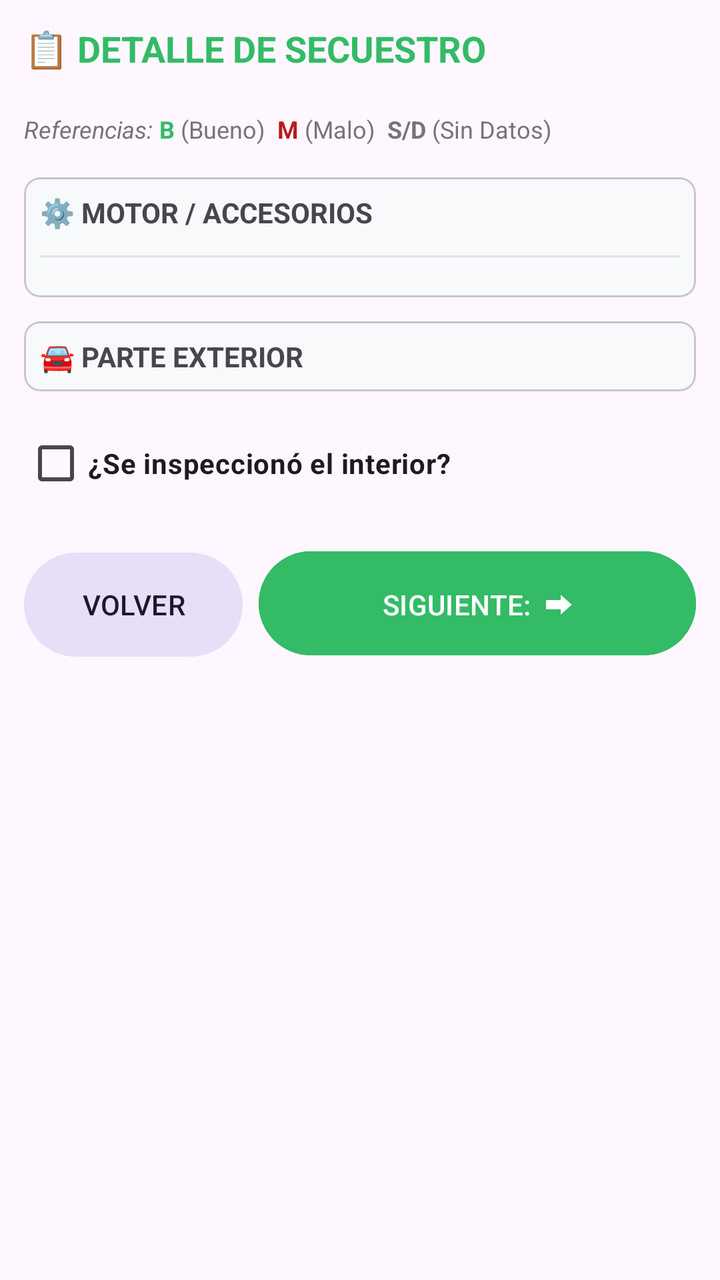
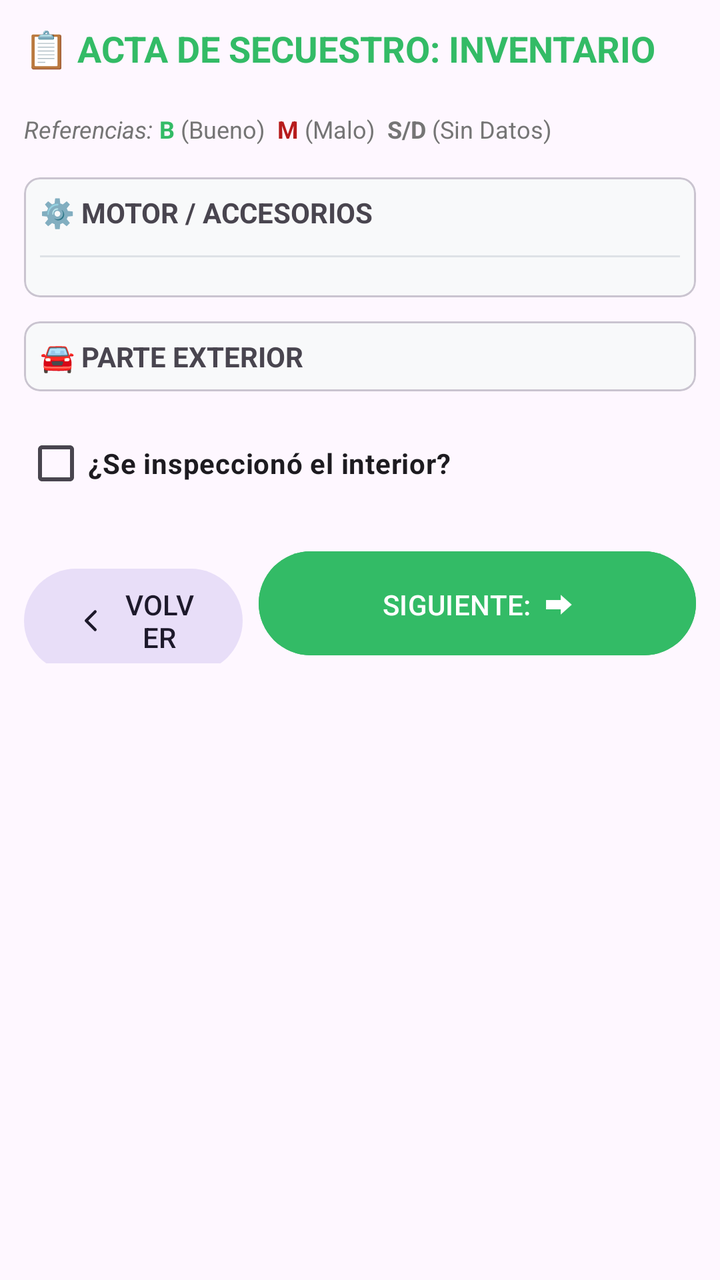

An Android layout rendered at two revisions. The XML below is the earlier revision; the diff shows what the commit changed to produce the second picture.
<!-- AndroidManifest.xml: application theme Theme.ChivilcoyActas -->
<!-- res/layout/fragment_secuestro.xml -->
<?xml version="1.0" encoding="utf-8"?>
<ScrollView xmlns:android="http://schemas.android.com/apk/res/android"
    xmlns:app="http://schemas.android.com/apk/res-auto"
    android:id="@+id/scrollSecuestro"
    android:layout_width="match_parent"
    android:layout_height="match_parent"
    android:fillViewport="true"
    android:padding="12dp">

    <LinearLayout
        android:layout_width="match_parent"
        android:layout_height="wrap_content"
        android:orientation="vertical">

        <TextView
            android:id="@+id/tvTituloSecuestro"
            android:layout_width="wrap_content"
            android:layout_height="wrap_content"
            android:text="📋 DETALLE DE SECUESTRO"
            android:textColor="#33BB66"
            android:textStyle="bold"
            android:textSize="18sp"
            android:layout_marginBottom="16dp"/>

        
        <LinearLayout
            android:layout_width="match_parent"
            android:layout_height="wrap_content"
            android:orientation="horizontal"
            android:layout_marginTop="4dp"
            android:layout_marginBottom="16dp">

            <TextView
                android:layout_width="wrap_content"
                android:layout_height="wrap_content"
                android:text="Referencias: "
                android:textSize="12sp"
                android:textColor="#757575"
                android:textStyle="italic" />

            <TextView
                android:layout_width="wrap_content"
                android:layout_height="wrap_content"
                android:text="B"
                android:textColor="#33BB66"
                android:textStyle="bold"
                android:textSize="12sp" />
            <TextView
                android:layout_width="wrap_content"
                android:layout_height="wrap_content"
                android:text=" (Bueno)  "
                android:textColor="#757575"
                android:textSize="12sp" />

            <TextView
                android:layout_width="wrap_content"
                android:layout_height="wrap_content"
                android:text="M"
                android:textColor="#B71C1C"
                android:textStyle="bold"
                android:textSize="12sp" />
            <TextView
                android:layout_width="wrap_content"
                android:layout_height="wrap_content"
                android:text=" (Malo)  "
                android:textColor="#757575"
                android:textSize="12sp" />

            <TextView
                android:layout_width="wrap_content"
                android:layout_height="wrap_content"
                android:text="S/D"
                android:textColor="#757575"
                android:textStyle="bold"
                android:textSize="12sp" />
            <TextView
                android:layout_width="wrap_content"
                android:layout_height="wrap_content"
                android:text=" (Sin Datos)"
                android:textColor="#757575"
                android:textSize="12sp" />

        </LinearLayout>

        <com.google.android.material.card.MaterialCardView
            android:id="@+id/cardMotor"
            android:layout_width="match_parent"
            android:layout_height="wrap_content"
            app:cardBackgroundColor="#F8F9FA"
            app:cardCornerRadius="8dp"
            android:layout_marginBottom="12dp">
            <LinearLayout
                android:layout_width="match_parent"
                android:layout_height="wrap_content"
                android:orientation="vertical"
                android:padding="8dp">
                <TextView
                    android:layout_width="wrap_content"
                    android:layout_height="wrap_content"
                    android:text="⚙️ MOTOR / ACCESORIOS"
                    android:textStyle="bold"/>

                <LinearLayout
                    android:id="@+id/containerMotor"
                    android:layout_width="match_parent"
                    android:layout_height="wrap_content"
                    android:orientation="vertical" />

                <View android:layout_width="match_parent" android:layout_height="1dp" android:background="#DEE2E6" android:layout_marginVertical="12dp"/>
            </LinearLayout>
        </com.google.android.material.card.MaterialCardView>

        <com.google.android.material.card.MaterialCardView
            android:id="@+id/cardExterior"
            android:layout_width="match_parent"
            android:layout_height="wrap_content"
            app:cardBackgroundColor="#F8F9FA"
            app:cardCornerRadius="8dp"
            android:layout_marginBottom="12dp">
            <LinearLayout
                android:layout_width="match_parent"
                android:layout_height="wrap_content"
                android:orientation="vertical"
                android:padding="8dp">
                <TextView
                    android:layout_width="wrap_content"
                    android:layout_height="wrap_content"
                    android:text="🚘 PARTE EXTERIOR"
                    android:textStyle="bold"/>

                <LinearLayout
                    android:id="@+id/containerExterior"
                    android:layout_width="match_parent"
                    android:layout_height="wrap_content"
                    android:orientation="vertical" />
            </LinearLayout>
        </com.google.android.material.card.MaterialCardView>

        <CheckBox
            android:id="@+id/checkIncluirInterior"
            android:layout_width="match_parent"
            android:layout_height="wrap_content"
            android:text="¿Se inspeccionó el interior?"
            android:textStyle="bold" />

        <com.google.android.material.card.MaterialCardView
            android:id="@+id/cardInterior"
            android:layout_width="match_parent"
            android:layout_height="wrap_content"
            android:visibility="gone"
            app:cardBackgroundColor="#F8F9FA"
            android:layout_marginTop="8dp"
            android:layout_marginBottom="16dp">
            <LinearLayout
                android:layout_width="match_parent"
                android:layout_height="wrap_content"
                android:orientation="vertical"
                android:padding="12dp">
                <TextView
                    android:layout_width="wrap_content"
                    android:layout_height="wrap_content"
                    android:text="💺 INTERIOR DEL VEHÍCULO"
                    android:textStyle="bold"
                    android:layout_marginBottom="8dp"/>


                <LinearLayout
                    android:id="@+id/containerInterior"
                    android:layout_width="match_parent"
                    android:layout_height="wrap_content"
                    android:orientation="vertical" />
            </LinearLayout>
        </com.google.android.material.card.MaterialCardView>

        

        <LinearLayout
            android:layout_width="match_parent"
            android:layout_height="wrap_content"
            android:orientation="horizontal"
            android:weightSum="3"
            android:layout_marginTop="16dp">
            <Button
                android:id="@+id/btnVolverSecuestro"
                style="@style/Widget.Material3.Button.TonalButton"
                android:layout_width="0dp"
                android:layout_height="60dp"
                android:layout_weight="1"
                android:text="VOLVER"
                android:layout_marginEnd="8dp"/>
            <Button
                android:id="@+id/btnSiguienteSecuestro"
                android:layout_width="0dp"
                android:layout_height="60dp"
                android:layout_weight="2"
                android:text="SIGUIENTE:  ⮕"
                android:backgroundTint="#33BB66"/>
        </LinearLayout>

        <Space android:layout_width="match_parent" android:layout_height="100dp" />
    </LinearLayout>
</ScrollView>
<!-- resources referenced by this layout -->
<resources>
  <style name="Theme.ChivilcoyActas" parent="Base.Theme.ChivilcoyActas" />
  <style name="Base.Theme.ChivilcoyActas" parent="Theme.Material3.DayNight.NoActionBar">
          
          <item name="colorPrimary">#33BB66</item>
  
          <item name="colorSecondary">#33BB66</item>
          <item name="android:statusBarColor">#33BB66</item>
      </style>
</resources>

<!-- the commit's change to res/layout/fragment_secuestro.xml (unified diff, before → after) -->
@@ -5,7 +5,9 @@
     android:layout_width="match_parent"
     android:layout_height="match_parent"
     android:fillViewport="true"
-    android:padding="12dp">
+    android:padding="12dp"
+    android:clipToPadding="false"
+    android:paddingBottom="16dp">
 
     <LinearLayout
         android:layout_width="match_parent"
@@ -16,7 +18,7 @@
             android:id="@+id/tvTituloSecuestro"
             android:layout_width="wrap_content"
             android:layout_height="wrap_content"
-            android:text="📋 DETALLE DE SECUESTRO"
+            android:text="📋 ACTA DE SECUESTRO: INVENTARIO"
             android:textColor="#33BB66"
             android:textStyle="bold"
             android:textSize="18sp"
@@ -187,6 +189,8 @@
                 android:layout_height="60dp"
                 android:layout_weight="1"
                 android:text="VOLVER"
+                app:icon="@drawable/ic_arrow_back_thin"
+                app:iconGravity="textStart"
                 android:layout_marginEnd="8dp"/>
             <Button
                 android:id="@+id/btnSiguienteSecuestro"
@@ -197,6 +201,8 @@
                 android:backgroundTint="#33BB66"/>
         </LinearLayout>
 
-        <Space android:layout_width="match_parent" android:layout_height="100dp" />
+        <Space
+            android:layout_width="match_parent"
+            android:layout_height="250dp" />
     </LinearLayout>
 </ScrollView>
<!-- resource entries referenced after the edit -->
@@ -1,5 +1,18 @@
 <!-- resources referenced by this layout -->
 <resources>
+  <!-- drawable ic_arrow_back_thin (drawable) -->
+  <vector xmlns:android="http://schemas.android.com/apk/res/android"
+      android:width="24dp"
+      android:height="24dp"
+      android:viewportWidth="24"
+      android:viewportHeight="24">
+      <path
+          android:strokeColor="#000000"
+          android:strokeWidth="2"
+          android:strokeLineCap="round"
+          android:strokeLineJoin="round"
+          android:pathData="M15,18l-6,-6 6,-6" />
+  </vector>
   <style name="Theme.ChivilcoyActas" parent="Base.Theme.ChivilcoyActas" />
   <style name="Base.Theme.ChivilcoyActas" parent="Theme.Material3.DayNight.NoActionBar">
           
